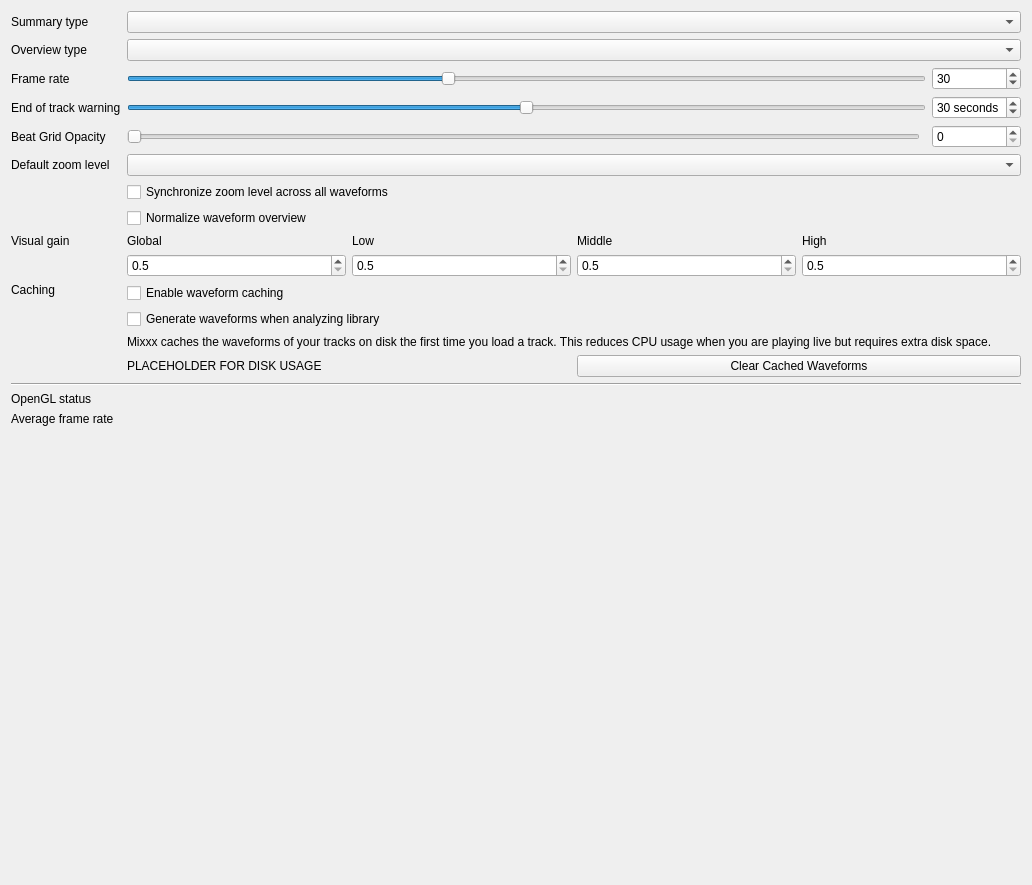
This is src/preferences/dialog/dlgprefwaveformdlg.ui in mixxxdj/mixxx as Qt 5 draws it before an edit. The edited form follows.
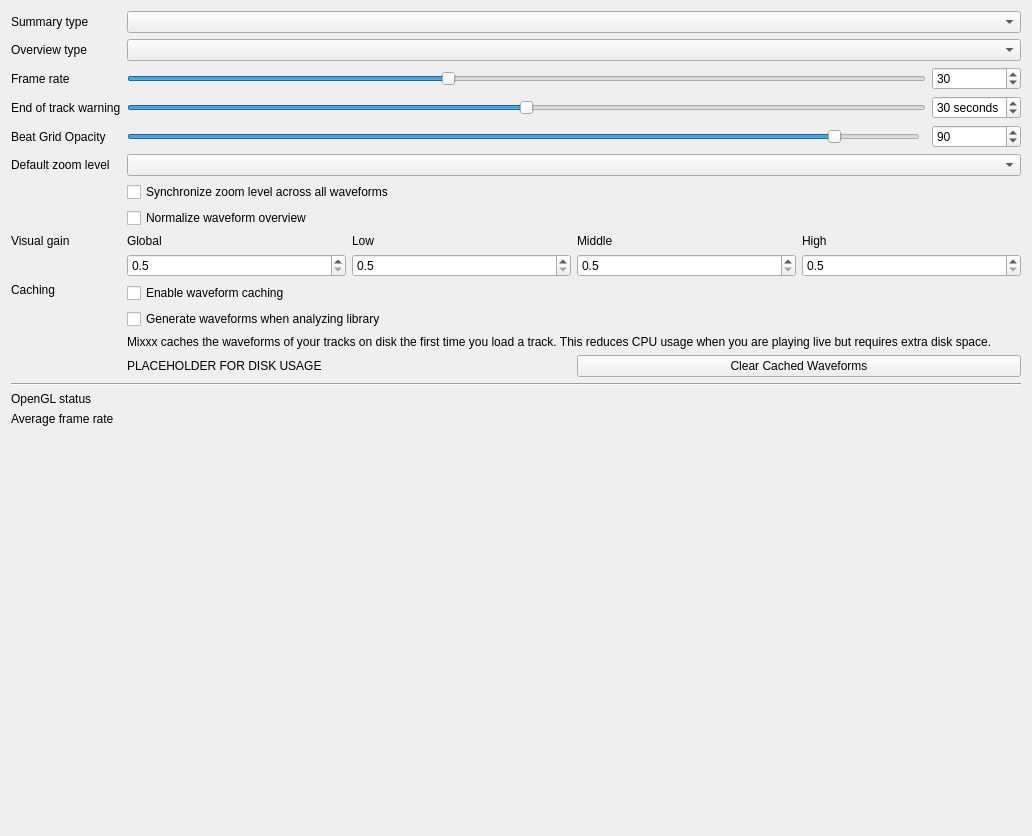
This is the edited form.

Commit message: Updating waveform dialog tooltip

Diff of the .ui file:
```diff
--- a/src/preferences/dialog/dlgprefwaveformdlg.ui
+++ b/src/preferences/dialog/dlgprefwaveformdlg.ui
@@ -7,7 +7,7 @@
     <x>0</x>
     <y>0</y>
     <width>1032</width>
-    <height>885</height>
+    <height>836</height>
    </rect>
   </property>
   <property name="windowTitle">
@@ -483,8 +483,8 @@
        <property name="maximum">
         <number>100</number>
        </property>
-       <property name="singleStep">
-        <number>1</number>
+       <property name="value">
+        <number>90</number>
        </property>
        <property name="orientation">
         <enum>Qt::Horizontal</enum>
@@ -496,6 +496,9 @@
        <property name="maximum">
         <number>100</number>
        </property>
+       <property name="value">
+        <number>90</number>
+       </property>
       </widget>
      </item>
     </layout>
```
Left out of the diff: 503 changed lines with no effect on the pictures.
